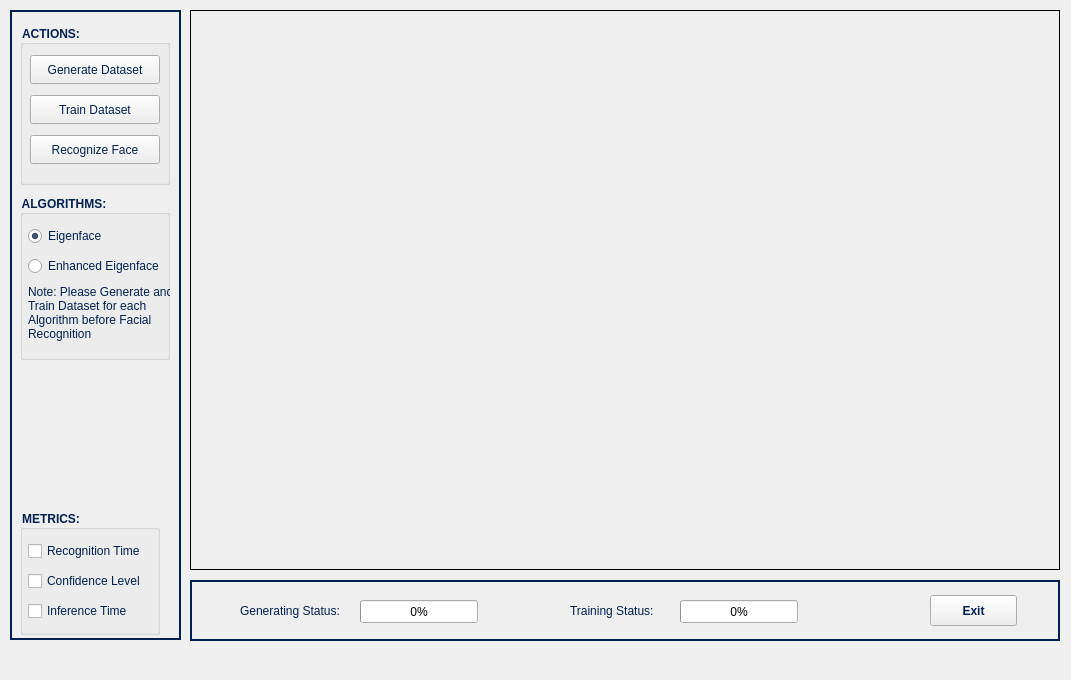
Above: mainwindow.ui from Elahnor/Enhanced-Eigenface-Algorithm before the change. Below: the same form after it.
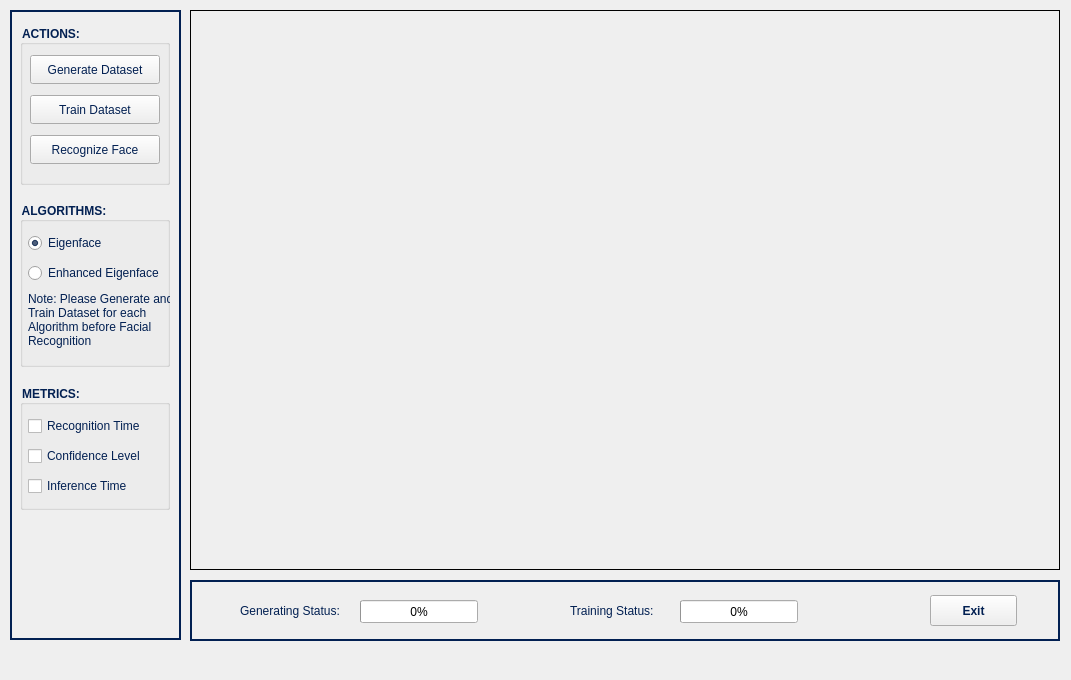
That is the form after the change. Icons and pictures are not drawn.

Commit message: Aligned Boxes

The edit to the form file:
```diff
--- a/mainwindow.ui
+++ b/mainwindow.ui
@@ -80,8 +80,8 @@
         <property name="geometry">
             <rect>
                 <x>10</x>
-                <y>500</y>
-                <width>140</width>
+                <y>375</y>
+                <width>150</width>
                 <height>125</height>
             </rect>
         </property>
@@ -248,7 +248,7 @@
       <property name="geometry">
         <rect>
           <x>10</x>
-          <y>185</y>
+          <y>192</y>
           <width>150</width>
           <height>165</height>
         </rect>
```
